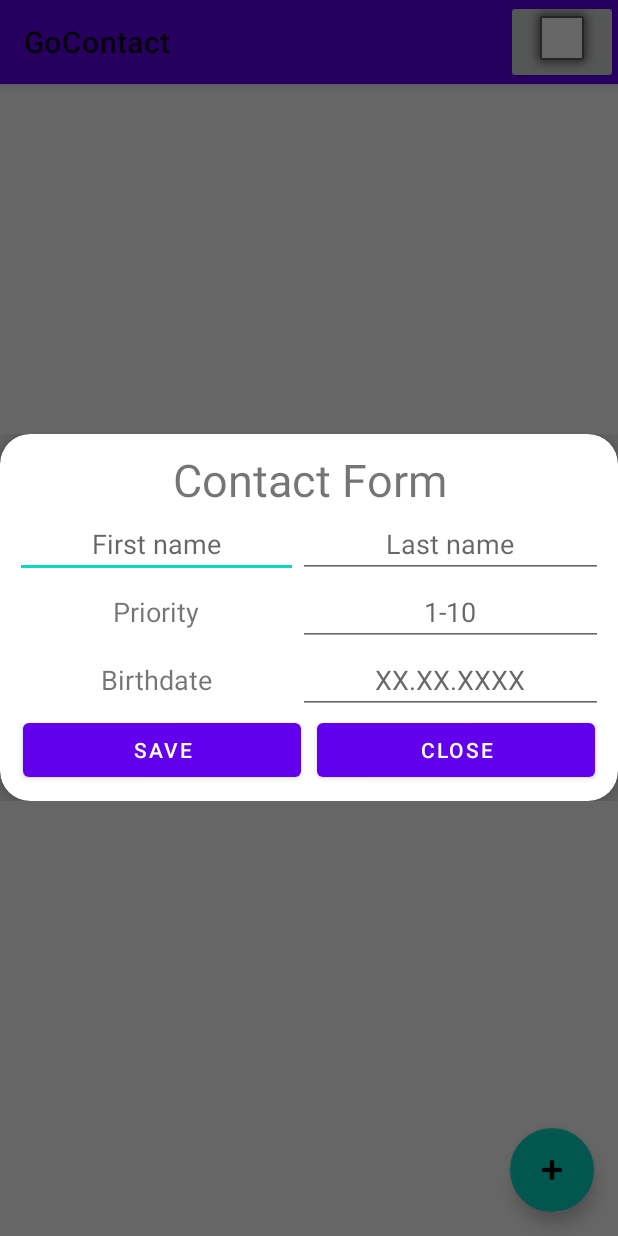
After one commit to matzy-byte/GoContact, an Android app: the fragment ContactFormDialogFragment placed in its activity, on a phone screen of 412 x 824 dp. The commit adds this screen. Run offline under Robolectric (Android 15) with nearby library versions, the phone set to English and light mode, and no system bars; our stand-ins replace Room's generated code.

Commit message:
added logic to create new contacts and updated dependencies

```diff
--- /dev/null
+++ b/app/src/main/java/com/matzy/gocontact/activities/ContactFormDialogFragment.java
@@ -0,0 +1,119 @@
+package com.matzy.gocontact.activities;
+
+import android.app.Dialog;
+import android.content.Context;
+import android.graphics.Color;
+import android.graphics.drawable.ColorDrawable;
+import android.os.Bundle;
+import android.view.LayoutInflater;
+import android.view.View;
+import android.view.ViewGroup;
+import android.view.Window;
+import android.widget.Button;
+import android.widget.TextView;
+
+import androidx.annotation.NonNull;
+import androidx.annotation.Nullable;
+import androidx.fragment.app.DialogFragment;
+
+import com.matzy.gocontact.R;
+import com.matzy.gocontact.data.Contact;
+
+import java.util.Objects;
+
+
+public class ContactFormDialogFragment extends DialogFragment {
+    private static final String ARG_CONTACT = "contact_arg";
+    private ContactFormListener listener;
+    private TextView firstName, lastName, priority, birthdate;
+    private Button save, close;
+    private Contact contact;
+
+    public interface ContactFormListener {
+        void onSaveClicked(Contact contact);
+    }
+
+    public static ContactFormDialogFragment newInstance(Contact contact) {
+        ContactFormDialogFragment fragment = new ContactFormDialogFragment();
+        Bundle args = new Bundle();
+        args.putSerializable(ARG_CONTACT, contact);
+        fragment.setArguments(args);
+        return fragment;
+    }
+
+    public static ContactFormDialogFragment newInstance() {
+        return new ContactFormDialogFragment();
+    }
+
+    @Override
+    public void onAttach(@NonNull Context context) {
+        super.onAttach(context);
+        if (context instanceof ContactFormListener) {
+            listener =(ContactFormListener) context;
+        } else {
+            throw new RuntimeException(context + "must implement ContactListener");
+        }
+    }
+
+    @Nullable
+    @Override
+    public View onCreateView(@NonNull LayoutInflater inflater,
+                             @Nullable ViewGroup container,
+                             @Nullable Bundle savedInstanceState) {
+        View view = inflater.inflate(R.layout.contact_form, container, false);
+
+        if (getArguments() != null) {
+            contact = (Contact) getArguments().getSerializable(ARG_CONTACT);
+        }
+
+        firstName = view.findViewById(R.id.edit_first_name);
+        lastName = view.findViewById(R.id.edit_last_name);
+        priority = view.findViewById(R.id.edit_priority);
+        birthdate = view.findViewById(R.id.edit_birthdate);
+        save = view.findViewById(R.id.btn_save_contact);
+        close = view.findViewById(R.id.btn_close_contact);
+
+        if (contact != null) {
+            firstName.setText(contact.firstName);
+            lastName.setText(contact.lastName);
+            priority.setText(String.valueOf(contact.priority));
+            birthdate.setText(contact.birthdate);
+        }
+
+        save.setOnClickListener(v -> {
+            Objects.requireNonNull(getDialog()).dismiss();
+            if (contact == null) {
+                contact = new Contact(firstName.getText().toString(), lastName.getText().toString(), Integer.parseInt(priority.getText().toString()), birthdate.getText().toString());
+            } else {
+                contact.firstName = firstName.getText().toString();
+                contact.lastName = lastName.getText().toString();
+                contact.priority = Integer.parseInt(priority.getText().toString());
+                contact.birthdate = birthdate.getText().toString();
+            }
+            listener.onSaveClicked(contact);
+        });
+        close.setOnClickListener(v -> Objects.requireNonNull(getDialog()).dismiss());
+
+        return view;
+    }
+
+    @Override
+    public void onStart() {
+        super.onStart();
+        Dialog dialog = getDialog();
+        if (dialog != null && dialog.getWindow() != null) {
+            dialog.getWindow().setLayout(ViewGroup.LayoutParams.MATCH_PARENT, ViewGroup.LayoutParams.WRAP_CONTENT);
+        }
+    }
+
+    @NonNull
+    @Override
+    public Dialog onCreateDialog(Bundle savedInstance) {
+        Dialog dialog = super.onCreateDialog(savedInstance);
+        dialog.requestWindowFeature(Window.FEATURE_NO_TITLE);
+        if (dialog.getWindow() != null) {
+            dialog.getWindow().setBackgroundDrawable(new ColorDrawable(Color.TRANSPARENT));
+        }
+        return dialog;
+    }
+}
--- a/app/src/main/java/com/matzy/gocontact/data/Contact.java
+++ b/app/src/main/java/com/matzy/gocontact/data/Contact.java
@@ -3,10 +3,11 @@ package com.matzy.gocontact.data;
 import androidx.room.Entity;
 import androidx.room.PrimaryKey;
 
+import java.io.Serializable;
 import java.util.Date;
 
 @Entity(tableName = "contact_table")
-public class Contact {
+public class Contact implements Serializable {
     @PrimaryKey(autoGenerate = true)
     public int id;
 
--- a/app/src/main/java/com/matzy/gocontact/data/ContactDAO.java
+++ b/app/src/main/java/com/matzy/gocontact/data/ContactDAO.java
@@ -2,15 +2,15 @@ package com.matzy.gocontact.data;
 
 import androidx.lifecycle.LiveData;
 import androidx.room.Dao;
-import androidx.room.Insert;
 import androidx.room.Query;
+import androidx.room.Upsert;
 
 import java.util.List;
 
 @Dao
 public interface ContactDAO {
-    @Insert
-    void Insert(Contact contact);
+    @Upsert
+    void upsert(Contact contact);
 
     @Query("SELECT * FROM contact_table")
     LiveData<List<Contact>> getAllContacts();
--- a/app/src/main/java/com/matzy/gocontact/viewmodel/ContactAdapter.java
+++ b/app/src/main/java/com/matzy/gocontact/viewmodel/ContactAdapter.java
@@ -16,6 +16,15 @@ import java.util.List;
 
 public class ContactAdapter extends RecyclerView.Adapter<ContactAdapter.ContactHolder> {
     private List<Contact> contacts = new ArrayList<>();
+    private OnItemClickListener listener;
+
+    public interface OnItemClickListener {
+        void onItemClick(Contact contact);
+    }
+
+    public void setOnItemClickListener(OnItemClickListener listener) {
+        this.listener = listener;
+    }
 
     public void setContacts(List<Contact> contacts) {
         this.contacts = contacts;
@@ -33,8 +42,7 @@ public class ContactAdapter extends RecyclerView.Adapter<ContactAdapter.ContactH
     @Override
     public void onBindViewHolder(@NonNull ContactHolder holder, int position) {
         Contact contact = contacts.get(position);
-        holder.name.setText(contact.getFullName());
-        holder.latestInteraction.setText(contact.getLatestInteraction());
+        holder.bind(contact);
     }
 
     @Override
@@ -42,12 +50,24 @@ public class ContactAdapter extends RecyclerView.Adapter<ContactAdapter.ContactH
         return contacts.size();
     }
 
-    static class ContactHolder extends RecyclerView.ViewHolder {
+    class ContactHolder extends RecyclerView.ViewHolder {
         TextView name, latestInteraction;
+
         public ContactHolder(View itemView) {
             super(itemView);
-            name = itemView.findViewById(R.id.txt_name);
+            name = itemView.findViewById(R.id.txt_full_name);
             latestInteraction = itemView.findViewById(R.id.txt_latest_interaction);
+        }
+
+        public void bind(Contact contact) {
+            name.setText(contact.getFullName());
+            latestInteraction.setText(contact.getLatestInteraction());
+
+            itemView.setOnClickListener(v -> {
+                if (listener != null) {
+                    listener.onItemClick(contact); // pass the bound contact
+                }
+            });
         }
     }
 }
--- a/app/src/main/java/com/matzy/gocontact/viewmodel/ContactRepository.java
+++ b/app/src/main/java/com/matzy/gocontact/viewmodel/ContactRepository.java
@@ -22,8 +22,8 @@ public class ContactRepository {
         allContacts = contactDAO.getAllContacts();
     }
 
-    public void insert(Contact contact) {
-        Executors.newSingleThreadExecutor().execute(() -> contactDAO.Insert(contact));
+    public void upsert(Contact contact) {
+        Executors.newSingleThreadExecutor().execute(() -> contactDAO.upsert(contact));
     }
 
     public LiveData<List<Contact>> getAllContacts() {
--- a/app/src/main/java/com/matzy/gocontact/viewmodel/ContactViewModel.java
+++ b/app/src/main/java/com/matzy/gocontact/viewmodel/ContactViewModel.java
@@ -20,8 +20,8 @@ public class ContactViewModel extends AndroidViewModel {
         allContacts = repository.getAllContacts();
     }
 
-    public void insert(Contact contact) {
-        repository.insert(contact);
+    public void upsert(Contact contact) {
+        repository.upsert(contact);
     }
 
     public LiveData<List<Contact>> getAllContacts() {
--- a/app/src/main/res/layout/contact_form.xml
+++ b/app/src/main/res/layout/contact_form.xml
@@ -30,16 +30,20 @@
             <TableRow
                 android:layout_weight="1"
                 android:gravity="center">
+
                 <EditText
+                    android:id="@+id/edit_first_name"
+                    android:layout_weight="1"
                     android:hint="First name"
+                    android:textAlignment="center"
+                    android:textSize="18dp" />
+
+                <EditText
+                    android:id="@+id/edit_last_name"
                     android:layout_weight="1"
+                    android:hint="Last name"
                     android:textAlignment="center"
-                    android:textSize="18dp"/>
-                <EditText
-                    android:hint="Last name"
-                    android:layout_weight="1"
-                    android:textAlignment="center"
-                    android:textSize="18dp"/>
+                    android:textSize="18dp" />
             </TableRow>
 
             <TableRow
@@ -50,11 +54,13 @@
                     android:layout_weight="1"
                     android:textAlignment="center"
                     android:textSize="18dp"/>
+
                 <EditText
+                    android:id="@+id/edit_priority"
+                    android:layout_weight="1"
                     android:hint="1-10"
-                    android:layout_weight="1"
                     android:textAlignment="center"
-                    android:textSize="18dp"/>
+                    android:textSize="18dp" />
             </TableRow>
 
             <TableRow
@@ -65,11 +71,13 @@
                     android:layout_weight="1"
                     android:textAlignment="center"
                     android:textSize="18dp"/>
+
                 <EditText
+                    android:id="@+id/edit_birthdate"
+                    android:layout_weight="1"
                     android:hint="XX.XX.XXXX"
-                    android:layout_weight="1"
                     android:textAlignment="center"
-                    android:textSize="18dp"/>
+                    android:textSize="18dp" />
             </TableRow>
         </TableLayout>
 
@@ -79,7 +87,7 @@
             android:orientation="horizontal">
 
             <Button
-                android:id="@+id/btn_edit_contact"
+                android:id="@+id/btn_save_contact"
                 android:layout_width="wrap_content"
                 android:layout_height="wrap_content"
                 android:layout_marginHorizontal="5dp"
@@ -92,7 +100,7 @@
                 android:layout_height="wrap_content"
                 android:layout_marginHorizontal="5dp"
                 android:layout_weight="1"
-                android:text="Abort" />
+                android:text="Close" />
         </LinearLayout>
     </LinearLayout>
 
--- a/app/src/main/res/layout/contact_reduced.xml
+++ b/app/src/main/res/layout/contact_reduced.xml
@@ -21,7 +21,7 @@
             android:padding="10dp">
 
             <TextView
-                android:id="@+id/txt_name"
+                android:id="@+id/txt_full_name"
                 android:layout_width="wrap_content"
                 android:layout_height="match_parent"
                 android:layout_weight="1"
@@ -39,7 +39,7 @@
         </LinearLayout>
 
         <ImageButton
-            android:id="@+id/btn_edit_contact"
+            android:id="@+id/btn_save_contact"
             android:layout_width="wrap_content"
             android:layout_height="match_parent"
             android:src="@android:drawable/btn_dialog" />
--- a/app/src/main/res/layout/main_appbar.xml
+++ b/app/src/main/res/layout/main_appbar.xml
@@ -12,17 +12,43 @@
         android:layout_width="match_parent"
         android:layout_height="56dp">
 
-        <androidx.appcompat.widget.Toolbar
-            android:id="@+id/toolbar"
+        <LinearLayout
             android:layout_width="match_parent"
-            android:layout_height="?attr/actionBarSize"></androidx.appcompat.widget.Toolbar>
+            android:layout_height="match_parent"
+            android:orientation="horizontal">
+
+            <androidx.appcompat.widget.Toolbar
+                android:id="@+id/toolbar"
+                android:layout_width="wrap_content"
+                android:layout_height="?attr/actionBarSize"
+                android:layout_weight="1"
+                app:title="GoContact"></androidx.appcompat.widget.Toolbar>
+
+            <ImageButton
+                android:id="@+id/imageButton"
+                android:layout_width="wrap_content"
+                android:layout_height="wrap_content"
+                app:srcCompat="@android:drawable/alert_light_frame" />
+        </LinearLayout>
 
     </com.google.android.material.appbar.AppBarLayout>
 
     <include
         layout="@layout/main_content"
+        android:layout_width="match_parent"
+        android:layout_height="match_parent"
+        app:layout_behavior="@string/appbar_scrolling_view_behavior"/>
+
+    <com.google.android.material.floatingactionbutton.FloatingActionButton
+        android:id="@+id/fab_add_contact"
         android:layout_width="wrap_content"
-        android:layout_height="wrap_content" />
+        android:layout_height="wrap_content"
+        android:layout_margin="16dp"
+        android:layout_gravity="bottom|end"
+        android:contentDescription="Add Contact"
+        app:srcCompat="@android:drawable/ic_input_add"/>
+
+
 
 
 </androidx.coordinatorlayout.widget.CoordinatorLayout>
--- a/app/src/main/res/layout/main_content.xml
+++ b/app/src/main/res/layout/main_content.xml
@@ -1,15 +1,21 @@
 <?xml version="1.0" encoding="utf-8"?>
-<androidx.appcompat.widget.LinearLayoutCompat xmlns:android="http://schemas.android.com/apk/res/android"
+<androidx.constraintlayout.widget.ConstraintLayout xmlns:android="http://schemas.android.com/apk/res/android"
+    xmlns:app="http://schemas.android.com/apk/res-auto"
+    xmlns:tools="http://schemas.android.com/tools"
     android:layout_width="match_parent"
     android:layout_height="match_parent">
 
     <ScrollView
+        android:id="@+id/scrollView2"
         android:layout_width="match_parent"
-        android:layout_height="match_parent">
+        android:layout_height="wrap_content"
+        app:layout_constraintStart_toStartOf="parent"
+        app:layout_constraintTop_toTopOf="parent">
 
         <androidx.recyclerview.widget.RecyclerView
             android:id="@+id/recycler_contacts"
             android:layout_width="match_parent"
             android:layout_height="wrap_content" />
     </ScrollView>
-</androidx.appcompat.widget.LinearLayoutCompat>
+
+</androidx.constraintlayout.widget.ConstraintLayout>
```
Also changed, not shown: app/src/main/java/com/matzy/gocontact/activities/ContactDialogFragment.java (added, +106 -0 lines), app/src/main/java/com/matzy/gocontact/activities/MainActivity.java (+31 -3 lines), app/src/main/res/layout/contact.xml (+14 -8 lines).
